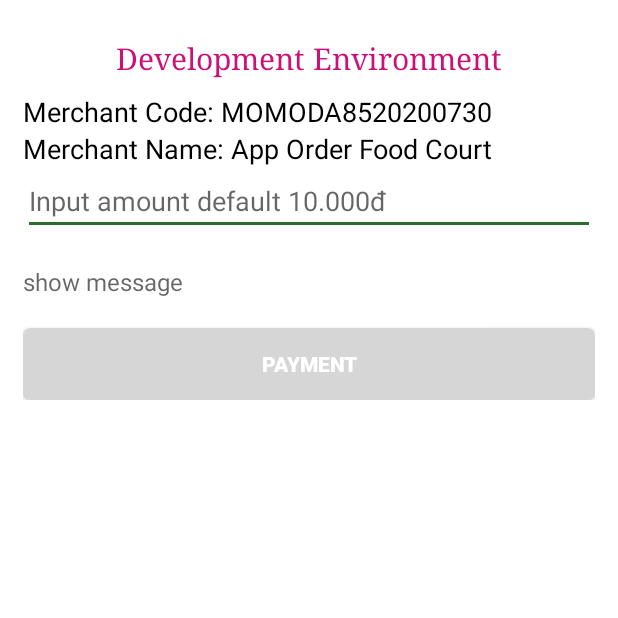
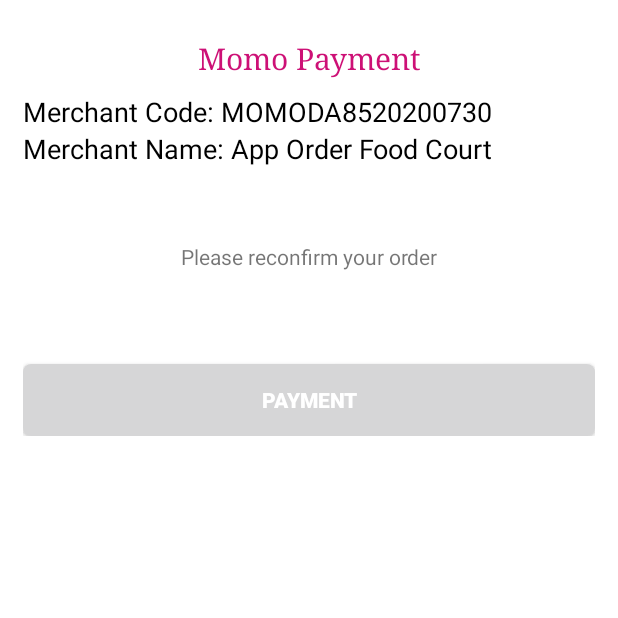
Before and after one commit to truongcongthanh2000/Assignment-App-master, an Android app: the PaymentMomo screen opened directly, with no data from a screen before it, on a phone screen of 412 x 824 dp, the top half of it. Run offline under Robolectric (Android 15) with nearby library versions, the phone set to English and light mode, and no system bars; our stand-ins replace ButterKnife; libraries missing offline, so code that uses them is left out: vn.momo.momo_partner; 1 statement that could not run was skipped.

Commit message:
update layouts and payment

```diff
--- a/app/src/main/java/com/orderapp/assignment/PaymentMomo.java
+++ b/app/src/main/java/com/orderapp/assignment/PaymentMomo.java
@@ -12,6 +12,7 @@
 
 import org.json.JSONException;
 import org.json.JSONObject;
+import org.w3c.dom.Text;
 
 import java.util.HashMap;
 import java.util.Map;
@@ -31,7 +32,7 @@
     @BindView(R2.id.tvMerchantName)
     TextView tvMerchantName;
     @BindView(R2.id.edAmount)
-        EditText edAmount;
+    TextView edAmount;
     @BindView(R2.id.tvMessage)
     TextView tvMessage;
     @BindView(R2.id.btnPayMoMo)
@@ -59,13 +60,13 @@
         }
         if(environment == 0){
             AppMoMoLib.getInstance().setEnvironment(AppMoMoLib.ENVIRONMENT.DEBUG);
-            tvEnvironment.setText("Development Environment");
+            //tvEnvironment.setText("Development Environment");
         }else if(environment == 1){
             AppMoMoLib.getInstance().setEnvironment(AppMoMoLib.ENVIRONMENT.DEVELOPMENT);
-            tvEnvironment.setText("Development Environment");
+            //tvEnvironment.setText("Development Environment");
         }else if(environment == 2){
             AppMoMoLib.getInstance().setEnvironment(AppMoMoLib.ENVIRONMENT.PRODUCTION);
-            tvEnvironment.setText("PRODUCTION Environment");
+            //tvEnvironment.setText("PRODUCTION Environment");
         }
 
         tvMerchantCode.setText("Merchant Code: "+merchantCode);
@@ -77,8 +78,8 @@
         AppMoMoLib.getInstance().setAction(AppMoMoLib.ACTION.PAYMENT);
         AppMoMoLib.getInstance().setActionType(AppMoMoLib.ACTION_TYPE.GET_TOKEN);
 
-        if (edAmount.getText().toString() != null && edAmount.getText().toString().trim().length() != 0)
-            amount = edAmount.getText().toString().trim();
+//        if (edAmount.getText().toString() != null && edAmount.getText().toString().trim().length() != 0)
+//            amount = edAmount.getText().toString().trim();
 
         Map<String, Object> eventValue = new HashMap<>();
         //client Required
--- a/app/src/main/java/com/orderapp/assignment/RemoveRestaurantActivity.java
+++ b/app/src/main/java/com/orderapp/assignment/RemoveRestaurantActivity.java
@@ -83,6 +83,8 @@
                                 Log.d("Test ID", userID);
                                 database = FirebaseDatabase.getInstance().getReference().child("restaurants");
                                 database.child(userID).removeValue();
+                                database = FirebaseDatabase.getInstance().getReference().child("users");
+                                database.child(userID).removeValue();
                                 waiting.dismiss();
                                 alertDisplayer_only("Delete restaurant succesful");
                                 startActivity(new Intent(RemoveRestaurantActivity.this, AdminActivity.class));
--- a/app/src/main/res/layout/acitivity_customer.xml
+++ b/app/src/main/res/layout/acitivity_customer.xml
@@ -14,7 +14,7 @@
         android:layout_height="match_parent" />
 
     <com.google.android.material.navigation.NavigationView
-        android:background="#7AFBCD59"
+        android:background="#8066B2FF"
         app:itemTextColor="@color/colorWhite"
         app:itemIconTint="@color/colorWhite"
         android:id="@+id/nav_view"
--- a/app/src/main/res/layout/activity_payment.xml
+++ b/app/src/main/res/layout/activity_payment.xml
@@ -18,7 +18,7 @@
                 android:layout_height="wrap_content"
                 android:gravity="center"
                 android:typeface="serif"
-                android:text="Development Environment"
+                android:text="Momo Payment"
                 android:textColor="#cd1076"
                 android:paddingTop="10dp"
                 android:paddingBottom="10dp"
@@ -36,21 +36,21 @@
                 android:textColor="#000"
                 android:textSize="18sp"/>
 
-            <EditText
+            <TextView
                 android:id="@+id/edAmount"
                 android:layout_width="match_parent"
                 android:layout_height="wrap_content"
-                android:inputType="number"
-                android:hint="Input amount default 10.000đ"/>
+                android:text="Please reconfirm your order"
+                android:layout_marginTop="50dp"
+                android:textAlignment="center"/>
 
             <TextView android:id="@+id/tvMessage"
                 android:layout_width="match_parent"
                 android:layout_height="wrap_content"
                 android:layout_marginTop="20dp"
                 android:textSize="16sp"
-                android:textColor="#000"
+                android:textColor="@color/white"
                 android:layout_marginBottom="20dp"
-                android:hint="show message"
                 />
 
             <Button
--- a/app/src/main/res/layout/app_bar_customer.xml
+++ b/app/src/main/res/layout/app_bar_customer.xml
@@ -15,7 +15,7 @@
             android:id="@+id/toolbar"
             android:layout_width="match_parent"
             android:layout_height="?attr/actionBarSize"
-            android:background="#f9dbd2"
+            android:background="@color/colorBlue"
             app:popupTheme="@style/AppTheme.PopupOverlay" />
 
     </com.google.android.material.appbar.AppBarLayout>
```
Also changed, not shown: app/src/main/java/com/orderapp/assignment/CartActivity.java (+1 -22 lines), app/src/main/res/layout/layout_info_person.xml (+6 -6 lines), app/gradle/wrapper/gradle-wrapper.properties (added), 4 other files.
